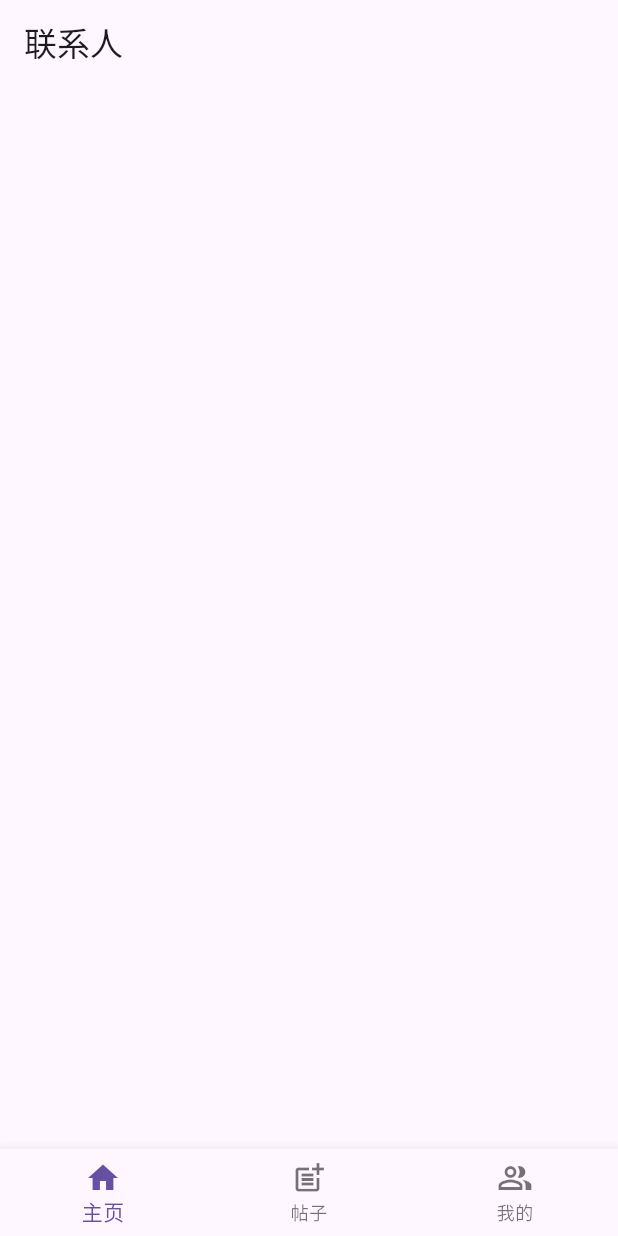
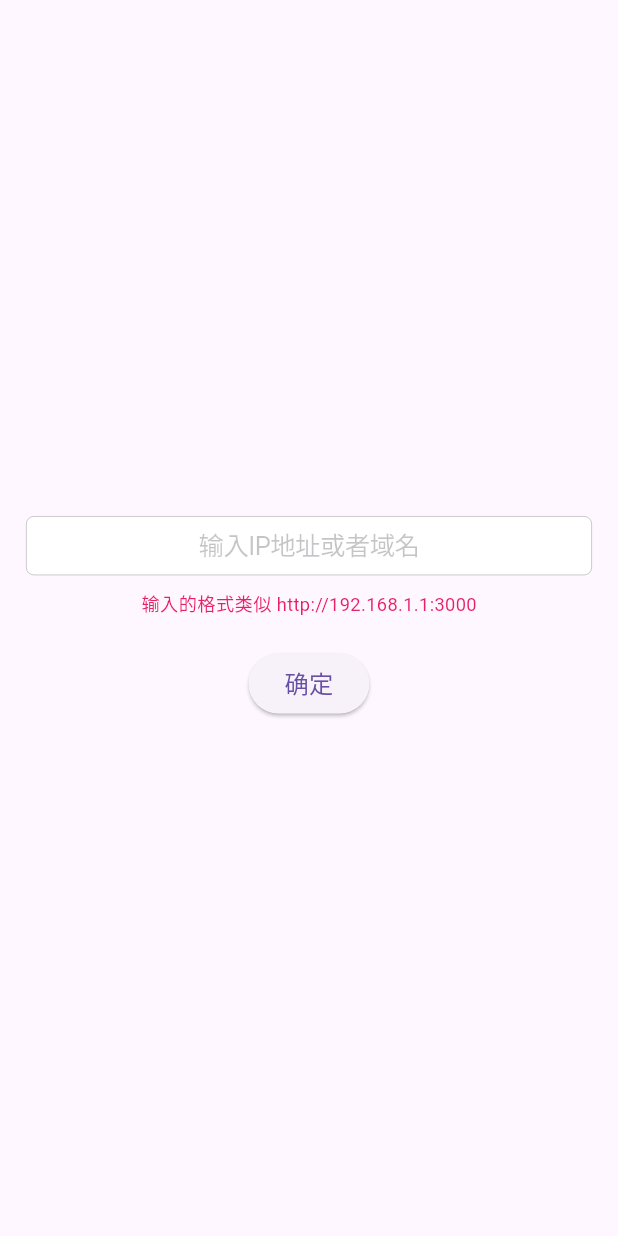
Before and after one commit to LiliCode/chat-demo-flutter, a Flutter app: the screen it shows after launch, on a phone screen of 412 x 824 dp. Run offline on Flutter 3.47's test engine with Material 3 defaults, Android fonts, the light colour scheme and no system bars; drawn by our look-alikes of oktoast; our stand-ins replace cached_network_image, dio, flutter_screenutil, get, get_storage; accounts and stored records are empty.

Commit message:
手动填入 host ，一些优化

```diff
--- /dev/null
+++ b/lib/configs/host_manager.dart
@@ -0,0 +1,39 @@
+import 'package:get_storage/get_storage.dart';
+
+/// 管理 host
+class HostManager {
+  static final _shared = HostManager._();
+  final libHostCache = 'libHostCache';
+  final _hosts = <String>[];
+  List<String> get hosts => _hosts;
+  String? get firstHost => hosts.isNotEmpty ? hosts.first : null;
+
+  HostManager._() {
+    _init();
+  }
+
+  factory HostManager() => _shared;
+
+  /// 初始化配置
+  void _init() {
+    final storage = GetStorage();
+    final data =
+        storage.read<List<dynamic>>(libHostCache)?.cast<String>() ?? [];
+    _hosts.addAll(data);
+  }
+
+  /// 保存 host
+  Future<void> setHost(String item) async {
+    _hosts.add(item);
+    // 持久化
+    final storage = GetStorage();
+    await storage.write(libHostCache, _hosts);
+  }
+
+  /// 清除
+  Future<void> clear() async {
+    _hosts.clear();
+    final storage = GetStorage();
+    await storage.write(libHostCache, null);
+  }
+}
--- a/lib/home/controllers/home_controller.dart
+++ b/lib/home/controllers/home_controller.dart
@@ -2,6 +2,7 @@ import 'package:flutter_chat_demo/tools/net_service/net_provider.dart';
 import 'package:flutter_chat_demo/user/controllers/user_controller.dart';
 import 'package:flutter_chat_demo/user/models/user_model.dart';
 import 'package:get/get.dart';
+import 'package:flutter_chat_demo/tools/net_service/api.dart';
 
 class HomeController extends GetxController {
   final List<User> list = [];
--- /dev/null
+++ b/lib/init/pages/host_page.dart
@@ -0,0 +1,73 @@
+import 'package:flutter/cupertino.dart';
+import 'package:flutter/foundation.dart';
+import 'package:flutter/material.dart';
+import 'package:flutter/services.dart';
+import 'package:flutter_chat_demo/configs/host_manager.dart';
+import 'package:flutter_chat_demo/routes/routes.dart';
+import 'package:flutter_chat_demo/tools/net_service/net_provider.dart';
+import 'package:flutter_screenutil/flutter_screenutil.dart';
+import 'package:get/get.dart';
+import 'package:oktoast/oktoast.dart';
+
+/// 设置 host 的页面
+class HostPage extends StatefulWidget {
+  const HostPage({super.key});
+
+  @override
+  State<HostPage> createState() => _HostPageState();
+}
+
+class _HostPageState extends State<HostPage> {
+  late final _hostController = TextEditingController();
+
+  @override
+  Widget build(BuildContext context) {
+    return Scaffold(
+      body: Container(
+        padding: EdgeInsets.symmetric(horizontal: 16.w),
+        alignment: Alignment.center,
+        child: Column(
+          mainAxisSize: MainAxisSize.min,
+          children: [
+            CupertinoTextField(
+              controller: _hostController,
+              placeholder: '输入IP地址或者域名',
+              textAlign: TextAlign.center,
+              keyboardType: TextInputType.url,
+              onSubmitted: (value) {
+                if (value.isEmpty) {
+                  showToast('请输入内容');
+                  return;
+                }
+
+                // 保存并设置
+                HostManager().setHost(value);
+                NetProvider().init(value, kDebugMode);
+                // 推出这个页面
+                Get.offAllNamed(Routes.root);
+              },
+            ),
+            SizedBox(height: 10.h),
+            Text(
+              '输入的格式类似 http://192.168.1.1:3000',
+              style: TextStyle(
+                fontSize: 12.sp,
+                color: Colors.pink,
+              ),
+            ),
+            SizedBox(height: 20.h),
+            ElevatedButton(
+              onPressed: () {},
+              child: Text(
+                '确定',
+                style: TextStyle(
+                  fontSize: 16.sp,
+                ),
+              ),
+            ),
+          ],
+        ),
+      ),
+    );
+  }
+}
--- a/lib/login/controllers/register_controller.dart
+++ b/lib/login/controllers/register_controller.dart
@@ -1,4 +1,5 @@
 import 'package:flutter/material.dart';
+import 'package:flutter_chat_demo/tools/net_service/api.dart';
 import 'package:flutter_chat_demo/tools/net_service/net_provider.dart';
 import 'package:get/get.dart';
 import 'package:oktoast/oktoast.dart';
--- a/lib/login/pages/login_page.dart
+++ b/lib/login/pages/login_page.dart
@@ -2,7 +2,7 @@ import 'package:flutter/cupertino.dart';
 import 'package:flutter/material.dart';
 import 'package:flutter_chat_demo/routes/routes.dart';
 import 'package:flutter_chat_demo/user/controllers/user_controller.dart';
-import 'package:flutter_chat_demo/widgets/loading_button.dart';
+import 'package:flutter_chat_demo/components/loading_button.dart';
 import 'package:get/get.dart';
 import 'package:oktoast/oktoast.dart';
 
--- a/lib/login/pages/register_page.dart
+++ b/lib/login/pages/register_page.dart
@@ -1,7 +1,7 @@
 import 'package:flutter/cupertino.dart';
 import 'package:flutter/material.dart';
 import 'package:flutter_chat_demo/login/controllers/register_controller.dart';
-import 'package:flutter_chat_demo/widgets/loading_button.dart';
+import 'package:flutter_chat_demo/components/loading_button.dart';
 import 'package:get/get.dart';
 import 'package:oktoast/oktoast.dart';
 
--- a/lib/main.dart
+++ b/lib/main.dart
@@ -1,21 +1,34 @@
+import 'package:flutter/foundation.dart';
 import 'package:flutter/material.dart';
+import 'package:flutter_chat_demo/configs/host_manager.dart';
 import 'package:flutter_chat_demo/home/controllers/home_controller.dart';
 import 'package:flutter_chat_demo/posts/controllers/post_list_controller.dart';
 import 'package:flutter_chat_demo/routes/app_pages.dart';
 import 'package:flutter_chat_demo/routes/routes.dart';
+import 'package:flutter_chat_demo/tools/net_service/net_provider.dart';
 import 'package:flutter_chat_demo/user/controllers/user_controller.dart';
+import 'package:flutter_screenutil/flutter_screenutil.dart';
 import 'package:get/get.dart';
 import 'package:get_storage/get_storage.dart';
 import 'package:oktoast/oktoast.dart';
 
 void main() async {
+  await init();
+  runApp(const MyApp());
+}
+
+Future<void> init() async {
   // 初始化持久化
   await GetStorage.init();
   // 依赖注入
   Get.lazyPut(() => UserController());
   Get.lazyPut(() => HomeController());
   Get.lazyPut(() => PostListController());
-  runApp(const MyApp());
+
+  // 读取 ip
+  if (HostManager().firstHost != null) {
+    NetProvider().init(HostManager().firstHost!, kDebugMode);
+  }
 }
 
 class MyApp extends StatelessWidget {
@@ -23,7 +36,15 @@ class MyApp extends StatelessWidget {
 
   @override
   Widget build(BuildContext context) {
-    return OKToast(
+    final initPage =
+        HostManager().hosts.isNotEmpty ? AppPages.initPage : AppPages.hostPage;
+
+    return ScreenUtilInit(
+      designSize: const Size(375, 812),
+      minTextAdapt: true,
+      splitScreenMode: true,
+      rebuildFactor: (old, data) => old != data,
+      child: OKToast(
         radius: 15,
         textPadding:
             const EdgeInsets.only(left: 15, right: 15, top: 6, bottom: 6),
@@ -35,9 +56,11 @@ class MyApp extends StatelessWidget {
             primarySwatch: Colors.blue,
           ),
           debugShowCheckedModeBanner: false,
-        initialRoute: AppPages.initPage,
+          defaultTransition: Transition.cupertino, // 默认转场方式 iOS 风格
+          initialRoute: initPage,
           getPages: AppPages.pages,
           navigatorObservers: [Routes.routeObserver],
+        ),
       ),
     );
   }
--- a/lib/main/pages/main_page.dart
+++ b/lib/main/pages/main_page.dart
@@ -66,6 +66,10 @@ class _MainPageState extends State<MainPage> with WidgetsBindingObserver {
         break;
       case AppLifecycleState.detached:
         print('app -> detached 已经退出(进程已杀死)');
+        // 关闭连接
+        _disconnectSocket();
+        break;
+      case AppLifecycleState.hidden:
         // 关闭连接
         _disconnectSocket();
         break;
--- a/lib/routes/app_pages.dart
+++ b/lib/routes/app_pages.dart
@@ -1,3 +1,4 @@
+import 'package:flutter_chat_demo/init/pages/host_page.dart';
 import 'package:flutter_chat_demo/login/controllers/register_controller.dart';
 import 'package:flutter_chat_demo/login/pages/login_page.dart';
 import 'package:flutter_chat_demo/login/pages/register_page.dart';
@@ -10,12 +11,17 @@ import 'package:get/get.dart';
 class AppPages {
   static String initPage = Routes.root;
   static String loginPage = Routes.login;
+  static String hostPage = Routes.hostList;
 
   static List<GetPage> pages = [
     GetPage(
       name: Routes.root,
       page: () => const MainPage(),
       binding: MainPageBinding(),
+    ),
+    GetPage(
+      name: Routes.hostList,
+      page: () => const HostPage(),
     ),
     GetPage(
       name: Routes.message,
--- a/lib/routes/routes.dart
+++ b/lib/routes/routes.dart
@@ -1,12 +1,12 @@
 import 'package:flutter/material.dart';
 
-class Routes {
+/// 路由
+abstract class Routes {
   static String root = '/';
   static String message = '/message';
   static String login = '/login';
   static String register = '/register';
+  static String hostList = '/host/list';
 
   static final RouteObserver<PageRoute> routeObserver = RouteObserver();
-
-  Routes._();
 }
--- a/lib/tools/net_service/net_provider.dart
+++ b/lib/tools/net_service/net_provider.dart
@@ -19,28 +19,51 @@ class NetResponse<T> {
 
     description = json['description'];
     content = json['content'];
+    print('请求的内容: $json');
   }
 }
 
+/// 网络请求
 class NetProvider {
-  static const host = '192.168.124.38';
-  static const port = 3000;
-  static const baseUrl = 'http://$host:$port';
-  static const webSocketUrl = 'ws://$host:$port';
+  static final _shared = NetProvider._();
 
-  static final _dio = Dio(
-    BaseOptions(baseUrl: baseUrl),
-  );
+  String _baseUrl = '';
+  String _webSocketUrl = '';
+  String get webSocketUrl => _webSocketUrl;
+
+  Dio? _dio;
 
   NetProvider._();
+
+  factory NetProvider() => _shared;
+
+  void init(String host, bool enableLog) {
+    _baseUrl = host;
+    if (host.startsWith('https')) {
+      _webSocketUrl = 'ws${host.replaceAll('https', '')}';
+    } else if (host.startsWith('http')) {
+      _webSocketUrl = 'ws${host.replaceAll('http', '')}';
+    }
+
+    _dio = Dio(
+      BaseOptions(baseUrl: _baseUrl),
+    );
+  }
 
   /// GET 请求
   ///
   /// 范型 T 表示 返回值 content 的类型
   static Future<NetResponse<T>> get<T>(String path,
       {Map<String, dynamic>? query}) async {
+    return await NetProvider().getData(path, query: query);
+  }
+
+  Future<NetResponse<T>> getData<T>(String path,
+      {Map<String, dynamic>? query}) async {
+    assert(_dio != null, '请调用初始化方法 `init()`');
+
     final res =
-        await _dio.get<Map<String, dynamic>>(path, queryParameters: query);
+        await _dio!.get<Map<String, dynamic>>(path, queryParameters: query);
     if (res.data != null) {
       return NetResponse<T>.fromJson(res.data!);
     }
@@ -52,7 +75,13 @@ class NetProvider {
   ///
   /// 范型 T 表示 返回值 content 的类型
   static Future<NetResponse<T>> post<T>(String path, {Object? data}) async {
-    final res = await _dio.post<Map<String, dynamic>>(path, data: data);
+    return await NetProvider().postData(path, data: data);
+  }
+
+  Future<NetResponse<T>> postData<T>(String path, {Object? data}) async {
+    assert(_dio != null, '请调用初始化方法 `init()`');
+
+    final res = await _dio!.post<Map<String, dynamic>>(path, data: data);
     if (res.data != null) {
       return NetResponse<T>.fromJson(res.data!);
     }
@@ -60,10 +89,3 @@ class NetProvider {
     return NetResponse(status: NetStatus.error, description: '没有数据');
   }
 }
-
-class Api {
-  static const String login = '/user/login';
-  static const String register = '/user/register';
-  static const String userInfo = '/user/info';
-  static const String homeList = '/home/list';
-}
--- a/lib/tools/web_socket/web_socket_prodiver.dart
+++ b/lib/tools/web_socket/web_socket_prodiver.dart
@@ -84,7 +84,7 @@ class WebSocketProvider with WidgetsBindingObserver {
   /// 连接服务器
   void connect({int? id}) {
     _socket = IOWebSocketChannel.connect(
-      '${NetProvider.webSocketUrl}/ws',
+      '${NetProvider().webSocketUrl}/ws',
       headers: {'id': id},
     );
     // 获取广播对象
--- a/lib/user/controllers/user_controller.dart
+++ b/lib/user/controllers/user_controller.dart
@@ -8,6 +8,7 @@ import 'package:flutter_chat_demo/user/models/user_model.dart';
 import 'package:get/get.dart';
 import 'package:get_storage/get_storage.dart';
 import 'package:oktoast/oktoast.dart';
+import 'package:flutter_chat_demo/tools/net_service/api.dart';
 
 class UserController extends GetxController {
   User user = User();
--- a/pubspec.yaml
+++ b/pubspec.yaml
@@ -36,9 +36,10 @@ dependencies:
   dio: ^5.1.1
   path_provider: ^2.0.14
   get_storage: ^2.1.1
-  cached_network_image: ^3.2.3
+  cached_network_image: ^3.3.1
   oktoast: ^3.3.1
   web_socket_channel: ^2.4.0
+  flutter_screenutil: ^5.9.0
 
 
 dev_dependencies:
```
Also changed, not shown: lib/tools/net_service/api.dart (added, +7 -0 lines), lib/components/loading_button.dart (renamed from lib/widgets/loading_button.dart), lib/init/controllers/host_controller.dart (added), pubspec.lock, 4 other files. Lines whose indentation alone changed are shown as unchanged.
